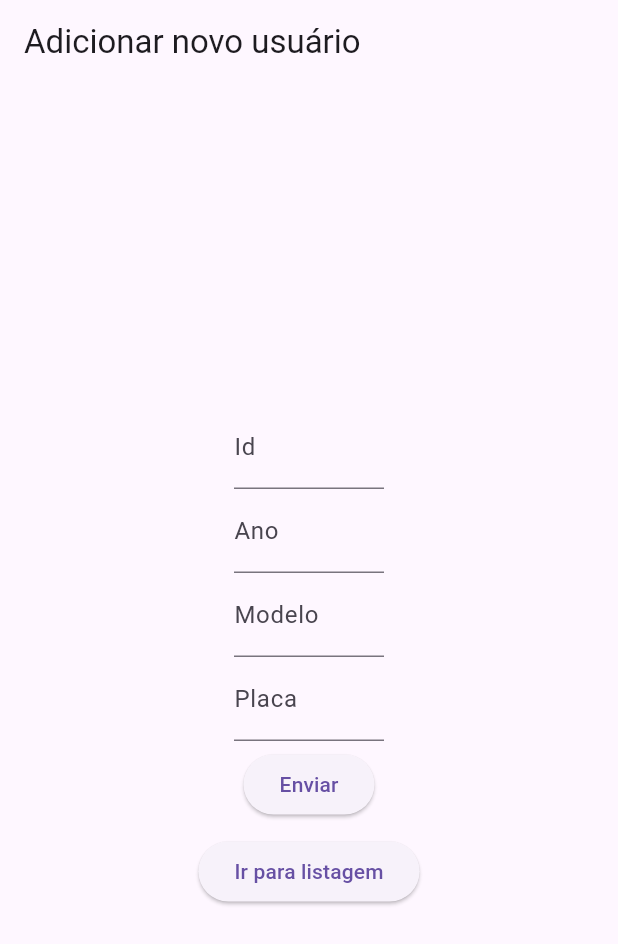
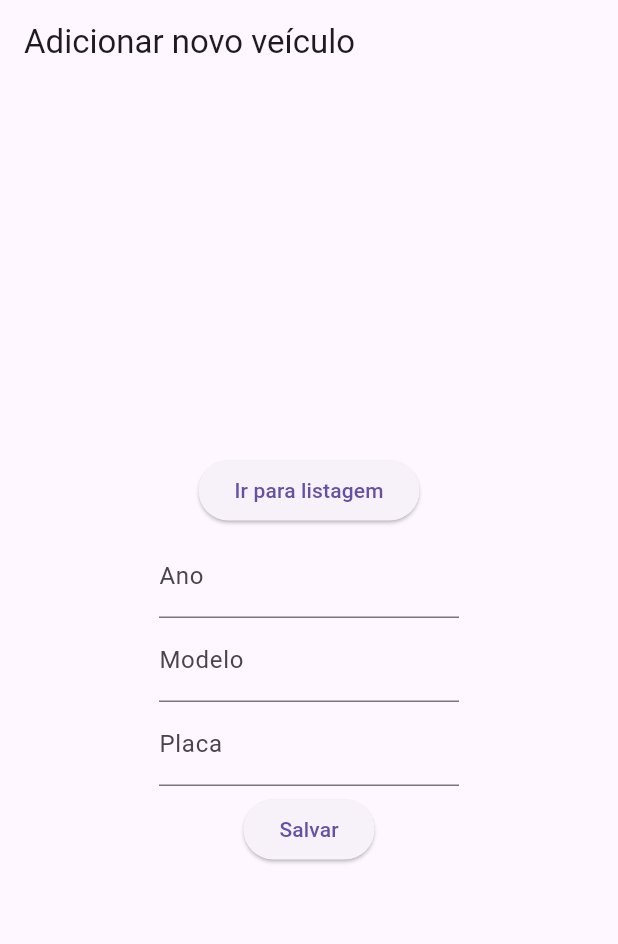
Before and after one commit to renan-cardeal2002/prova-2024, a Flutter app: the screen it shows after launch, on a phone screen of 412 x 824 dp. Shown: the top 944 px of the screen. Run offline on Flutter 3.47's test engine with Material 3 defaults, Android fonts, the phone set to English and light mode, and no system bars.

Commit message:
fix id to insert

```diff
--- a/front/lib/view/home_view.dart
+++ b/front/lib/view/home_view.dart
@@ -21,35 +21,41 @@ class _HomeViewState extends State<HomeView> {
   Widget build(BuildContext context) {
     return Scaffold(
       appBar: AppBar(
-        title: const Text('Adicionar novo usuário'),
+        title: const Text('Adicionar novo veículo'),
       ),
       body: Center(
         child: Column(
           mainAxisAlignment: MainAxisAlignment.center,
           children: [
-            SizedBox(
-              width: 100,
-              child: TextFormField(
-                controller: idController,
-                decoration: const InputDecoration(labelText: 'Id'),
+            Padding(
+              padding: const EdgeInsets.all(5.0),
+              child: ElevatedButton(
+                onPressed: () {
+                  Navigator.push(
+                    context,
+                    MaterialPageRoute(
+                        builder: (context) => const VehiclesView()),
+                  );
+                },
+                child: const Text('Ir para listagem'),
               ),
             ),
             SizedBox(
-              width: 100,
+              width: 200,
               child: TextFormField(
                 controller: yearController,
                 decoration: const InputDecoration(labelText: 'Ano'),
               ),
             ),
             SizedBox(
-              width: 100,
+              width: 200,
               child: TextFormField(
                 controller: modelController,
                 decoration: const InputDecoration(labelText: 'Modelo'),
               ),
             ),
             SizedBox(
-              width: 100,
+              width: 200,
               child: TextFormField(
                 controller: plateController,
                 decoration: const InputDecoration(labelText: 'Placa'),
@@ -67,22 +73,9 @@ class _HomeViewState extends State<HomeView> {
                   modelController.clear();
                   plateController.clear();
                 },
-                child: const Text('Enviar'),
+                child: const Text('Salvar'),
               ),
             ),
-            Padding(
-              padding: const EdgeInsets.all(5.0),
-              child: ElevatedButton(
-                onPressed: () {
-                  Navigator.push(
-                    context,
-                    MaterialPageRoute(
-                        builder: (context) => const VehiclesView()),
-                  );
-                },
-                child: const Text('Ir para listagem'),
-              ),
-            )
           ],
         ),
       ),
```
Also changed, not shown: front/lib/view/update_view.dart (+5 -5 lines).
